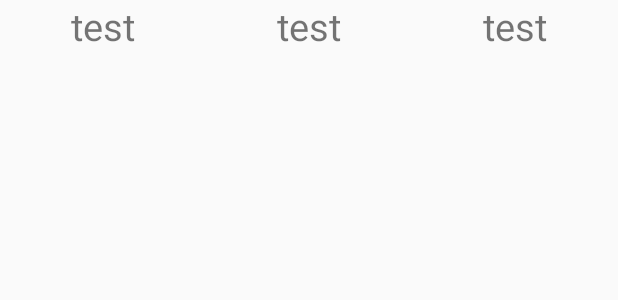
After one commit to andy168chipz/BulkApp, an Android app: the layout item_row_layout.xml on its own in the app's theme, with its tools: preview values and no code run, on a phone screen of 412 x 824 dp. The commit adds this screen. Shown: the top 300 px of the screen. Run offline under Robolectric (Android 15) with nearby library versions, the phone set to English and light mode, and no system bars.

Commit message:
displays custom array adapter, change to support v4 fragments

```diff
--- /dev/null
+++ b/app/src/main/res/layout/item_row_layout.xml
@@ -0,0 +1,33 @@
+<?xml version="1.0" encoding="utf-8"?>
+<LinearLayout xmlns:android="http://schemas.android.com/apk/res/android"
+              android:layout_width="match_parent"
+              android:layout_height="match_parent"
+              android:orientation="horizontal">
+
+    <TextView
+        android:id="@+id/item_row_layout_nameItem"
+        android:layout_width="wrap_content"
+        android:layout_height="wrap_content"
+        android:layout_weight="1"
+        android:textSize="25sp"
+        android:gravity="center"
+        android:text="test"/>
+
+    <TextView
+        android:id="@+id/item_row_layout_calorieItem"
+        android:layout_width="wrap_content"
+        android:layout_height="wrap_content"
+        android:layout_weight="1"
+        android:textSize="25sp"
+        android:gravity="center"
+        android:text="test"/>
+
+    <TextView
+        android:id="@+id/item_row_layout_dateItem"
+        android:layout_width="wrap_content"
+        android:layout_height="wrap_content"
+        android:layout_weight="1"
+        android:textSize="25sp"
+        android:gravity="center"
+        android:text="test"/>
+</LinearLayout>
--- a/app/src/main/res/layout/main_fragment.xml
+++ b/app/src/main/res/layout/main_fragment.xml
@@ -71,4 +71,10 @@
         android:text="Submit"
         android:id="@+id/submitButton"/>
 
+    <Button
+        android:layout_width="wrap_content"
+        android:layout_height="wrap_content"
+        android:id="@+id/showListButton"
+        android:text="SHOW ALL LIST TEST"/>
+
 </LinearLayout>
```
Also changed, not shown: app/src/main/java/com/app/andy/bulkapp/Data/BulkDbHelper.java (+11 -0 lines), app/src/main/java/com/app/andy/bulkapp/FoodItemArrayAdapter.java (added, +41 -0 lines), app/src/main/java/com/app/andy/bulkapp/FoodItemDataSource.java (+11 -7 lines), app/src/main/java/com/app/andy/bulkapp/FoodItemListView.java (added, +43 -0 lines), app/src/main/java/com/app/andy/bulkapp/MainActivity.java (+19 -6 lines), app/src/main/java/com/app/andy/bulkapp/MainFragment.java (+68 -14 lines).
